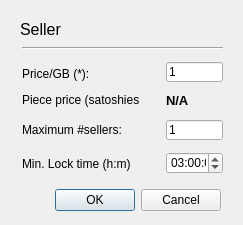
RdeWilde/JoyStream, file lib/view/SellerTorrentPluginConfigurationDialog.ui: the form before one commit.
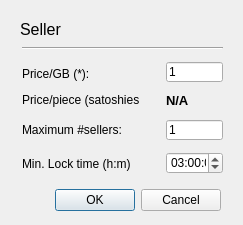
The form after the commit.

```diff
--- a/lib/view/SellerTorrentPluginConfigurationDialog.ui
+++ b/lib/view/SellerTorrentPluginConfigurationDialog.ui
@@ -208,7 +208,7 @@
     </rect>
    </property>
    <property name="text">
-    <string>Piece price (satoshies):</string>
+    <string>Price/piece (satoshies):</string>
    </property>
   </widget>
   <widget class="QLabel" name="computedSatoshiesMinPriceValue">
```
